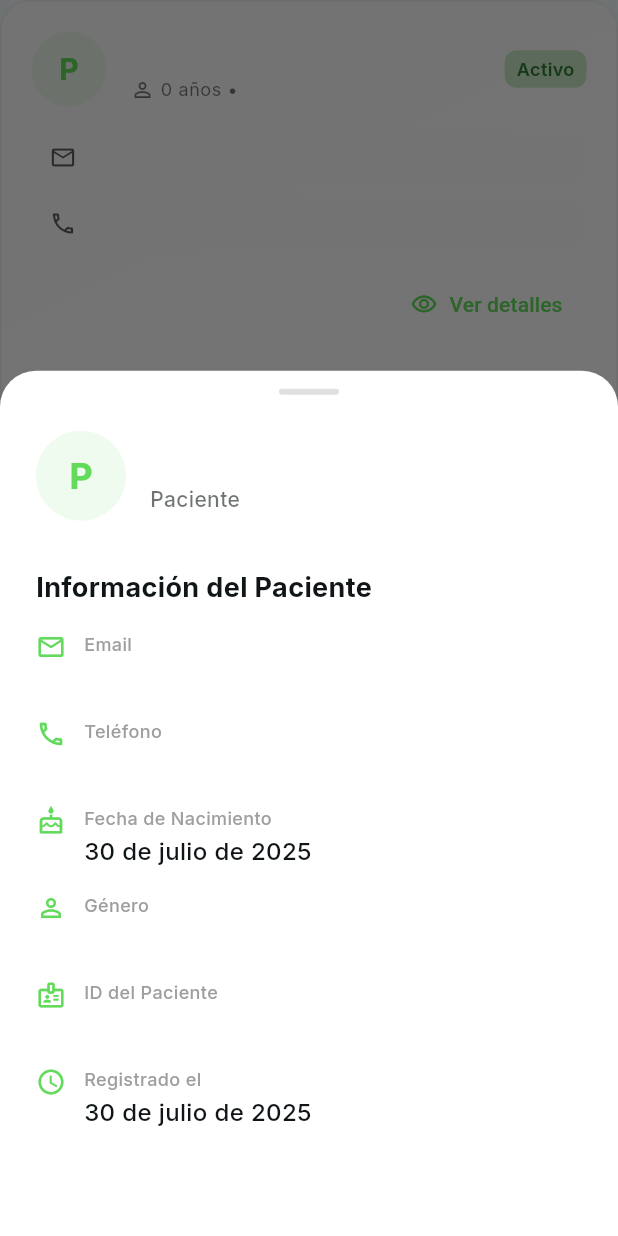
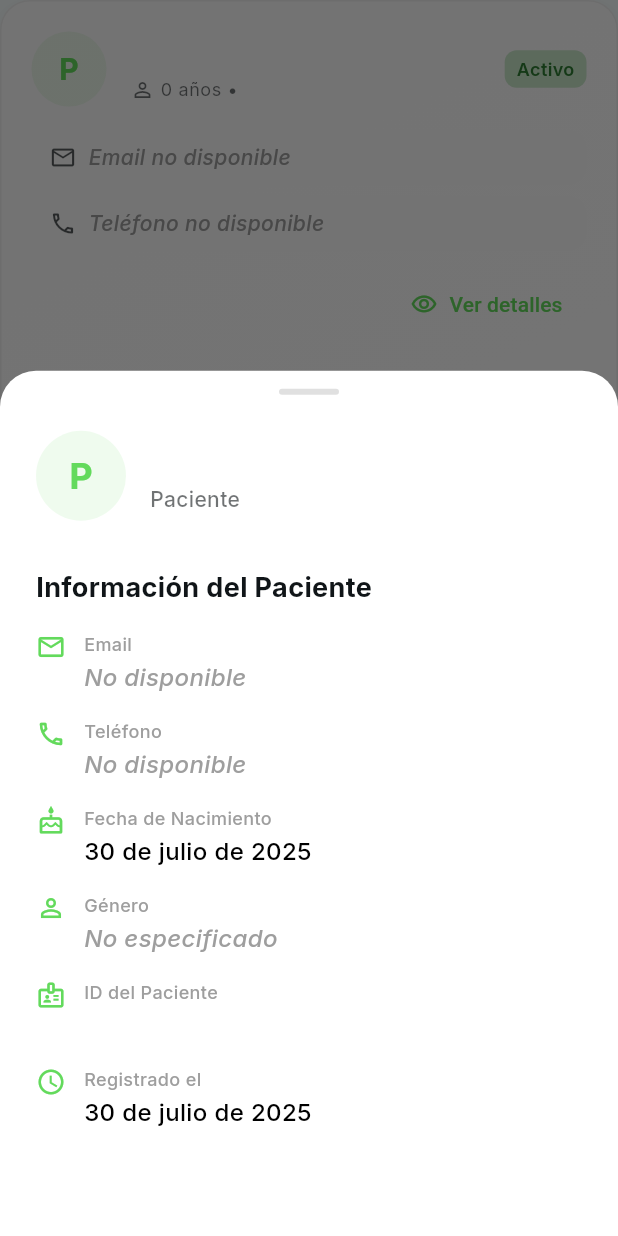
Before and after one commit to YaelAguilar/Lumimood-app, a Flutter app: the PatientCard widget shown alone on an empty page, opened directly with empty values, after a tap on "Ver detalles", on a phone screen of 412 x 824 dp. Run offline on Flutter 3.47's test engine with Material 3 defaults, Android fonts, the phone set to English and light mode, and no system bars; our stand-ins replace dartz, equatable, fl_chart, flutter_animate, flutter_bloc, flutter_dotenv and 5 more; accounts and stored records are empty; network calls fail.

```diff
--- a/lib/features/patients/domain/entities/patient_model.dart
+++ b/lib/features/patients/domain/entities/patient_model.dart
@@ -38,11 +38,24 @@ class PatientModel extends PatientEntity {
       String lastNameFather = json['lastNameFather']?.toString() ?? '';
       String lastNameMother = json['lastNameMother']?.toString() ?? '';
 
-      // Extraer fecha de nacimiento
+      // Extraer fecha de nacimiento - manejar formato DD-MM-YYYY
       DateTime birthDate;
       try {
         if (json.containsKey('birthDate')) {
-          birthDate = DateTime.parse(json['birthDate'].toString());
+          String birthDateStr = json['birthDate'].toString();
+          log('📋 PATIENT MODEL: Raw birthDate: $birthDateStr');
+
+          // Si viene en formato DD-MM-YYYY, convertir a YYYY-MM-DD
+          if (birthDateStr.contains('-') && birthDateStr.length == 10) {
+            List<String> parts = birthDateStr.split('-');
+            if (parts.length == 3 && parts[0].length == 2) {
+              // Es formato DD-MM-YYYY, convertir a YYYY-MM-DD
+              birthDateStr = '${parts[2]}-${parts[1]}-${parts[0]}';
+              log('📋 PATIENT MODEL: Converted birthDate to: $birthDateStr');
+            }
+          }
+
+          birthDate = DateTime.parse(birthDateStr);
         } else {
           birthDate = DateTime.now().subtract(const Duration(days: 365 * 25)); // Default 25 años
         }
@@ -51,14 +64,87 @@ class PatientModel extends PatientEntity {
         birthDate = DateTime.now().subtract(const Duration(days: 365 * 25));
       }
 
-      // Extraer género
+      // Extraer género - limpiar formato {value: Masculino}
       String gender = json['gender']?.toString() ?? 'No especificado';
+      if (gender.startsWith('{value:') || gender.startsWith('{value :')) {
+        // Extraer el valor entre {value: y }
+        final match = RegExp(r'\{value\s*:\s*([^}]+)\}').firstMatch(gender);
+        if (match != null) {
+          gender = match.group(1)?.trim() ?? gender;
+        }
+      }
+      log('📋 PATIENT MODEL: Cleaned gender: $gender');
 
       // Extraer teléfono
       String phone = json['phone']?.toString() ?? '';
 
-      // Extraer email
-      String email = json['email']?.toString() ?? '';
+      // EXTRACCIÓN MEJORADA DEL EMAIL - más exhaustiva
+      String email = '';
+
+      // Lista de posibles campos donde puede estar el email
+      List<String> emailFields = [
+        'email', 'userEmail', 'emailAddress', 'mail', 'correo',
+        'Email', 'UserEmail', 'EmailAddress', 'Mail', 'Correo'
+      ];
+
+      for (String field in emailFields) {
+        if (json.containsKey(field) && json[field] != null) {
+          email = json[field].toString();
+          if (email.isNotEmpty && email != 'null') {
+            log('📋 PATIENT MODEL: Found email in field "$field": $email');
+            break;
+          }
+        }
+      }
+
+      // Si no encontramos email en los campos obvios, buscar en objetos anidados
+      if (email.isEmpty) {
+        // Buscar en posibles objetos anidados como 'user', 'credentials', etc.
+        if (json.containsKey('user') && json['user'] is Map<String, dynamic>) {
+          final userObj = json['user'] as Map<String, dynamic>;
+          for (String field in emailFields) {
+            if (userObj.containsKey(field) && userObj[field] != null) {
+              email = userObj[field].toString();
+              if (email.isNotEmpty && email != 'null') {
+                log('📋 PATIENT MODEL: Found email in user.$field: $email');
+                break;
+              }
+            }
+          }
+        }
+
+        if (email.isEmpty && json.containsKey('credentials') && json['credentials'] is Map<String, dynamic>) {
+          final credentialsObj = json['credentials'] as Map<String, dynamic>;
+          for (String field in emailFields) {
+            if (credentialsObj.containsKey(field) && credentialsObj[field] != null) {
+              email = credentialsObj[field].toString();
+              if (email.isNotEmpty && email != 'null') {
+                log('📋 PATIENT MODEL: Found email in credentials.$field: $email');
+                break;
+              }
+            }
+          }
+        }
+      }
+
+      // Limpiar formato {value: email} si existe
+      if (email.startsWith('{value:') || email.startsWith('{value :')) {
+        final match = RegExp(r'\{value\s*:\s*([^}]+)\}').firstMatch(email);
+        if (match != null) {
+          email = match.group(1)?.trim() ?? email;
+        }
+      }
+
+      // Limpiar comillas si existen
+      email = email.replaceAll('"', '').replaceAll("'", '').trim();
+
+      // Si aún no tenemos email, intentar construir uno basado en el nombre
+      if (email.isEmpty || email == 'null') {
+        log('⚠️ PATIENT MODEL: No email found, will show placeholder');
+        // No construir un email falso, mejor dejarlo vacío para manejar en la UI
+      }
+
+      log('📋 PATIENT MODEL: Final email: "$email"');
 
       // Extraer professionalId
       String professionalId = json['professionalId']?.toString() ?? '';
@@ -87,7 +173,13 @@ class PatientModel extends PatientEntity {
         createdAt: createdAt,
       );
 
-      log('✅ PATIENT MODEL: Successfully parsed patient - ID: $id, Name: "$name"');
+      log('✅ PATIENT MODEL: Successfully parsed patient');
+      log('   - ID: $id');
+      log('   - Name: "$name $lastNameFather $lastNameMother"');
+      log('   - Email: "$email"');
+      log('   - Gender: "$gender"');
+      log('   - Phone: "$phone"');
+
       return patientModel;
 
     } catch (e, stackTrace) {
@@ -115,6 +207,6 @@ class PatientModel extends PatientEntity {
 
   @override
   String toString() {
-    return 'PatientModel(id: $id, name: "$fullName", email: "$email", professionalId: $professionalId)';
+    return 'PatientModel(id: $id, name: "$fullName", email: "$email", gender: "$gender", phone: "$phone", professionalId: $professionalId)';
   }
 }
--- a/lib/features/patients/domain/repositories/patient_repository.dart
+++ b/lib/features/patients/domain/repositories/patient_repository.dart
@@ -3,5 +3,6 @@ import '../../../../core/error/failures.dart';
 import '../entities/patient_entity.dart';
 
 abstract class PatientRepository {
+  Future<Either<Failure, List<PatientEntity>>> getAllPatients();
   Future<Either<Failure, List<PatientEntity>>> getPatientsByProfessional(String professionalId);
 }
--- a/lib/features/specialistdashboard/presentation/bloc/specialistdashboard_event.dart
+++ b/lib/features/specialistdashboard/presentation/bloc/specialistdashboard_event.dart
@@ -8,6 +8,8 @@ sealed class SpecialistDashboardEvent extends Equatable {
 }
 
 class LoadDashboardData extends SpecialistDashboardEvent {}
+
+class LoadAllPatients extends SpecialistDashboardEvent {}
 
 class LoadPatients extends SpecialistDashboardEvent {}
 
--- a/lib/features/specialistdashboard/presentation/widgets/patient_card.dart
+++ b/lib/features/specialistdashboard/presentation/widgets/patient_card.dart
@@ -2,6 +2,7 @@ import 'package:flutter/material.dart';
 import 'package:flutter/services.dart';
 import 'package:google_fonts/google_fonts.dart';
 import 'package:intl/intl.dart';
+import 'dart:developer';
 import '../../../../core/presentation/theme.dart';
 import '../../../patients/domain/entities/patient_entity.dart';
 
@@ -17,6 +18,15 @@ class PatientCard extends StatelessWidget {
   Widget build(BuildContext context) {
     final textTheme = Theme.of(context).textTheme;
     final age = _calculateAge(patient.birthDate);
+    final cleanEmail = _cleanEmailText(patient.email);
+    final cleanGender = _cleanGenderText(patient.gender);
+
+    // Debug logs
+    log('📱 PATIENT CARD: Building card for ${patient.fullName}');
+    log('📱 PATIENT CARD: Raw email: "${patient.email}"');
+    log('📱 PATIENT CARD: Clean email: "$cleanEmail"');
+    log('📱 PATIENT CARD: Raw gender: "${patient.gender}"');
+    log('📱 PATIENT CARD: Clean gender: "$cleanGender"');
 
     return InkWell(
       onTap: () {
@@ -98,7 +108,7 @@ class PatientCard extends StatelessWidget {
                           ),
                           const SizedBox(width: 4),
                           Text(
-                            '$age años • ${patient.gender}',
+                            '$age años • $cleanGender',
                             style: GoogleFonts.inter(
                               textStyle: textTheme.bodySmall,
                               color: AppTheme.primaryText.withAlpha((0.6 * 255).round()),
@@ -127,6 +137,8 @@ class PatientCard extends StatelessWidget {
               ],
             ),
             const SizedBox(height: 16),
+
+            // EMAIL - SIEMPRE MOSTRAR (incluso si está vacío)
             Container(
               padding: const EdgeInsets.symmetric(horizontal: 12, vertical: 8),
               decoration: BoxDecoration(
@@ -143,9 +155,12 @@ class PatientCard extends StatelessWidget {
                   const SizedBox(width: 8),
                   Expanded(
                     child: Text(
-                      patient.email,
+                      cleanEmail.isNotEmpty ? cleanEmail : 'Email no disponible',
                       style: textTheme.bodyMedium?.copyWith(
-                        color: AppTheme.primaryText.withAlpha((0.7 * 255).round()),
+                        color: cleanEmail.isNotEmpty
+                          ? AppTheme.primaryText.withAlpha((0.7 * 255).round())
+                          : Colors.grey.shade500,
+                        fontStyle: cleanEmail.isNotEmpty ? FontStyle.normal : FontStyle.italic,
                       ),
                       maxLines: 1,
                       overflow: TextOverflow.ellipsis,
@@ -155,6 +170,8 @@ class PatientCard extends StatelessWidget {
               ),
             ),
             const SizedBox(height: 8),
+
+            // TELÉFONO
             Container(
               padding: const EdgeInsets.symmetric(horizontal: 12, vertical: 8),
               decoration: BoxDecoration(
@@ -171,9 +188,12 @@ class PatientCard extends StatelessWidget {
                   const SizedBox(width: 8),
                   Expanded(
                     child: Text(
-                      patient.phone,
+                      patient.phone.isNotEmpty ? patient.phone : 'Teléfono no disponible',
                       style: textTheme.bodyMedium?.copyWith(
-                        color: AppTheme.primaryText.withAlpha((0.7 * 255).round()),
+                        color: patient.phone.isNotEmpty
+                          ? AppTheme.primaryText.withAlpha((0.7 * 255).round())
+                          : Colors.grey.shade500,
+                        fontStyle: patient.phone.isNotEmpty ? FontStyle.normal : FontStyle.italic,
                       ),
                     ),
                   ),
@@ -213,7 +233,44 @@ class PatientCard extends StatelessWidget {
     return age;
   }
 
+  String _cleanGenderText(String gender) {
+    // Limpiar formato {value: Masculino}
+    if (gender.startsWith('{value:') || gender.startsWith('{value :')) {
+      final match = RegExp(r'\{value\s*:\s*([^}]+)\}').firstMatch(gender);
+      if (match != null) {
+        return match.group(1)?.trim() ?? gender;
+      }
+    }
+    // Limpiar comillas
+    return gender.replaceAll('"', '').replaceAll("'", '').trim();
+  }
+
+  String _cleanEmailText(String email) {
+    if (email.isEmpty || email == 'null') return '';
+
+    // Limpiar formato {value: email@domain.com}
+    if (email.startsWith('{value:') || email.startsWith('{value :')) {
+      final match = RegExp(r'\{value\s*:\s*([^}]+)\}').firstMatch(email);
+      if (match != null) {
+        email = match.group(1)?.trim() ?? email;
+      }
+    }
+
+    // Limpiar comillas
+    email = email.replaceAll('"', '').replaceAll("'", '').trim();
+
+    // Validar que sea un email válido
+    if (email.contains('@') && email.contains('.')) {
+      return email;
+    }
+
+    return '';
+  }
+
   void _showPatientDetails(BuildContext context) {
+    final cleanEmail = _cleanEmailText(patient.email);
+    final cleanGender = _cleanGenderText(patient.gender);
+
     showModalBottomSheet(
       context: context,
       backgroundColor: Colors.transparent,
@@ -298,15 +355,19 @@ class PatientCard extends StatelessWidget {
                       ),
                     ),
                     const SizedBox(height: 16),
+
+                    // EMAIL - siempre mostrar
                     _DetailRow(
                       icon: Icons.email_outlined,
                       label: 'Email',
-                      value: patient.email,
+                      value: cleanEmail.isNotEmpty ? cleanEmail : 'No disponible',
+                      isPlaceholder: cleanEmail.isEmpty,
                     ),
                     _DetailRow(
                       icon: Icons.phone_outlined,
                       label: 'Teléfono',
-                      value: patient.phone,
+                      value: patient.phone.isNotEmpty ? patient.phone : 'No disponible',
+                      isPlaceholder: patient.phone.isEmpty,
                     ),
                     _DetailRow(
                       icon: Icons.cake_outlined,
@@ -316,7 +377,8 @@ class PatientCard extends StatelessWidget {
                     _DetailRow(
                       icon: Icons.person_outline,
                       label: 'Género',
-                      value: patient.gender,
+                      value: cleanGender.isNotEmpty ? cleanGender : 'No especificado',
+                      isPlaceholder: cleanGender.isEmpty,
                     ),
                     _DetailRow(
                       icon: Icons.badge_outlined,
@@ -344,11 +406,13 @@ class _DetailRow extends StatelessWidget {
   final IconData icon;
   final String label;
   final String value;
+  final bool isPlaceholder;
 
   const _DetailRow({
     required this.icon,
     required this.label,
     required this.value,
+    this.isPlaceholder = false,
   });
 
   @override
@@ -379,9 +443,11 @@ class _DetailRow extends StatelessWidget {
                 const SizedBox(height: 2),
                 Text(
                   value,
-                  style: const TextStyle(
+                  style: TextStyle(
                     fontSize: 16,
                     fontWeight: FontWeight.w500,
+                    color: isPlaceholder ? Colors.grey.shade500 : Colors.black,
+                    fontStyle: isPlaceholder ? FontStyle.italic : FontStyle.normal,
                   ),
                 ),
               ],
```
Also changed, not shown: lib/core/injection_container.dart (+5 -2 lines), lib/features/patients/data/datasources/patient_remote_datasource.dart (+96 -2 lines), lib/features/patients/data/repositories/patient_repository_impl.dart (+10 -0 lines), lib/features/patients/domain/usecases/get_all_patients.dart (added, +16 -0 lines), lib/features/specialistdashboard/presentation/bloc/specialistdashboard_bloc.dart (+37 -0 lines), lib/features/specialistdashboard/presentation/pages/specialist_dashboard_page.dart (+9 -8 lines).
